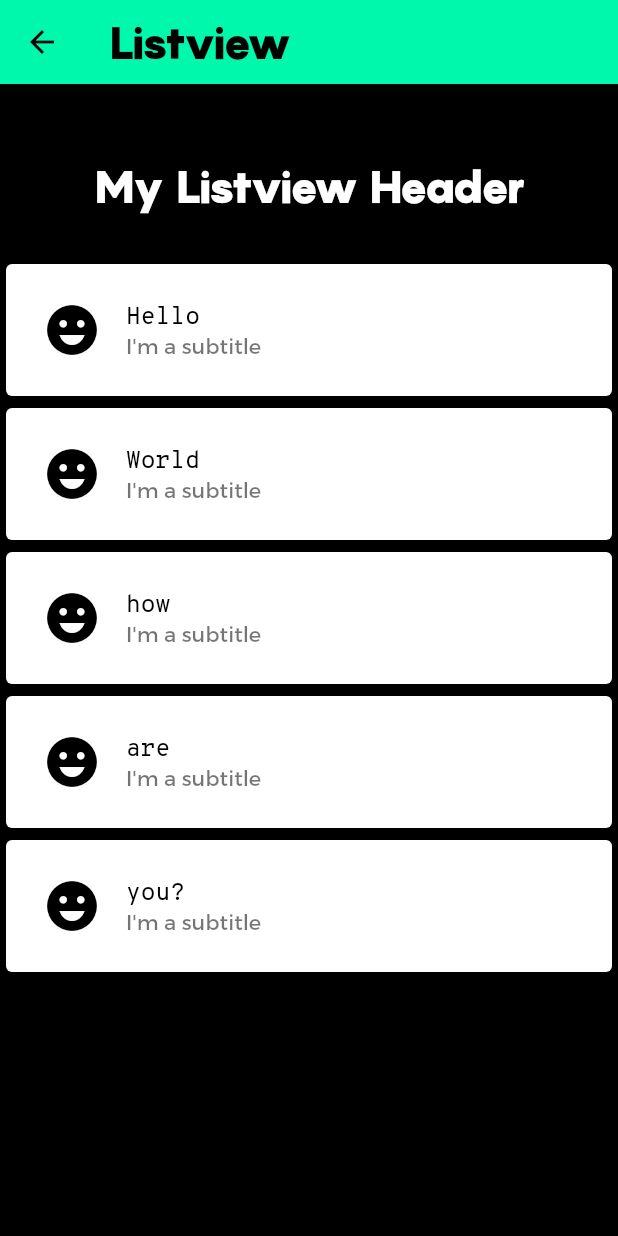
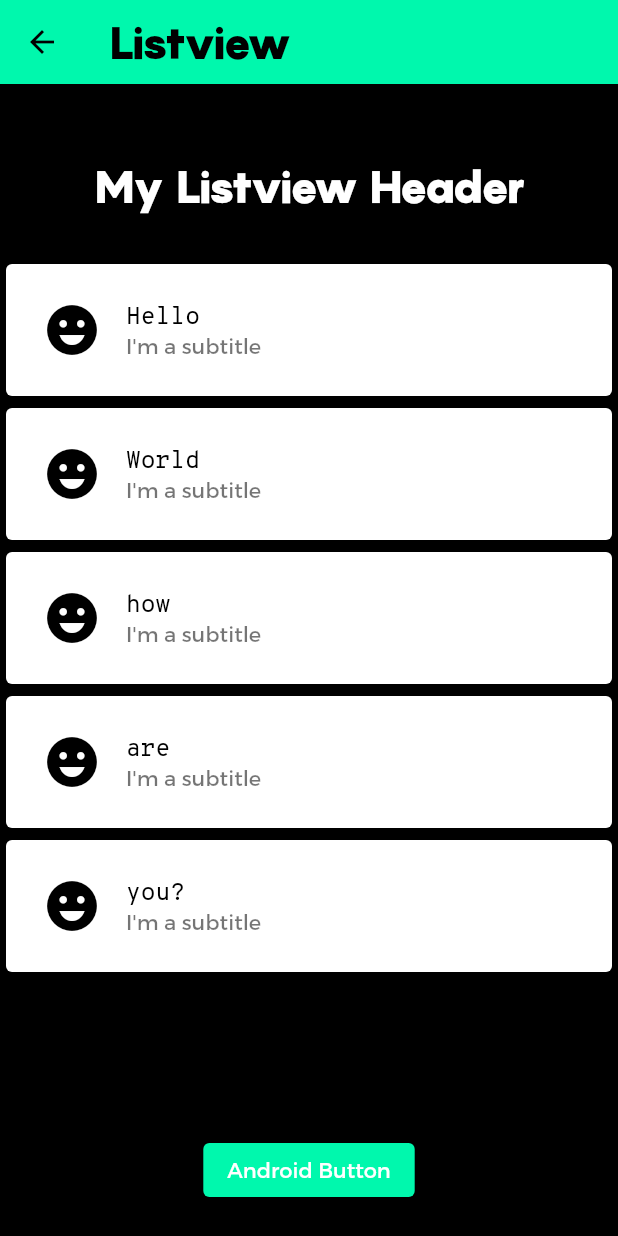
Before and after one commit to cuckoo-coding/cuckoo_workshop, a Flutter app: the screen it shows after launch, after a tap on "Listview", on a phone screen of 412 x 824 dp. Run offline on Flutter 3.47's test engine with Material 2 defaults, Android fonts, the light colour scheme and no system bars.

Commit message:
Little fixes

```diff
--- a/lib/main.dart
+++ b/lib/main.dart
@@ -31,9 +31,9 @@
           subtitle2: TextStyle(fontSize: 14.0, fontFamily: 'OverpassMono', color: Colors.black),
         ),
       ),
-      initialRoute: '/home',
+      initialRoute: '/',
       routes: {
-        '/home': (context) => HomeRoute(),
+        '/': (context) => HomeRoute(),
         '/listview': (context) => ListviewRoute(),
         '/grid': (context) => GridRoute(),
         '/animate': (context) => AnimateRoute(),
--- a/lib/routes/home.dart
+++ b/lib/routes/home.dart
@@ -33,7 +33,7 @@
     );
   }
 
-  _buildListItem(String title, String route) {
+  Widget _buildListItem(String title, String route) {
     return GestureDetector(
       onTap: () {
         Navigator.pushNamed(context, route);
--- a/lib/routes/listview.dart
+++ b/lib/routes/listview.dart
@@ -1,3 +1,6 @@
+import 'dart:io' show Platform;
+
+import 'package:flutter/cupertino.dart';
 import 'package:flutter/material.dart';
 
 class ListviewRoute extends StatefulWidget {
@@ -41,6 +44,26 @@
                   );
                 }),
           ),
+          Platform.isIOS
+              ? Padding(
+                  padding: const EdgeInsets.only(bottom: 50.0),
+                  child: CupertinoButton(
+                      color: Colors.pink,
+                      onPressed: () {},
+                      child: const Text(
+                        "IOS Button",
+                        style: TextStyle(color: Colors.white, fontFamily: "Montserrat"),
+                      )))
+              : Padding(
+                  padding: const EdgeInsets.only(bottom: 20.0),
+                  child: ElevatedButton(
+                    onPressed: () {},
+                    child: const Text(
+                      'Android Button',
+                      style: TextStyle(color: Colors.white, fontFamily: "Montserrat"),
+                    ),
+                  ),
+                ),
         ],
       ),
     );
```
